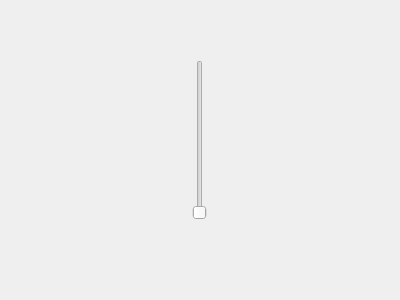
Hugo-NF/App_Ipiranga, file Ipiranga_GUI/UserPages/friendspage.ui: the form before one commit.
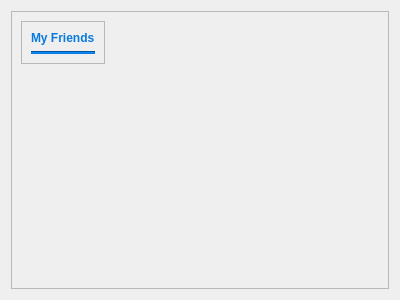
The form after the commit.

Commit message: novos Layouts criados

```diff
--- a/Ipiranga_GUI/UserPages/friendspage.ui
+++ b/Ipiranga_GUI/UserPages/friendspage.ui
@@ -10,22 +10,172 @@
     <height>300</height>
    </rect>
   </property>
+  <property name="sizePolicy">
+   <sizepolicy hsizetype="Expanding" vsizetype="Expanding">
+    <horstretch>0</horstretch>
+    <verstretch>0</verstretch>
+   </sizepolicy>
+  </property>
   <property name="windowTitle">
    <string>Form</string>
   </property>
-  <widget class="QSlider" name="verticalSlider">
-   <property name="geometry">
-    <rect>
-     <x>190</x>
-     <y>60</y>
-     <width>20</width>
-     <height>160</height>
-    </rect>
-   </property>
-   <property name="orientation">
-    <enum>Qt::Vertical</enum>
-   </property>
-  </widget>
+  <layout class="QVBoxLayout" name="verticalLayout">
+   <item>
+    <widget class="QScrollArea" name="scrollArea">
+     <property name="widgetResizable">
+      <bool>true</bool>
+     </property>
+     <widget class="QWidget" name="scrollAreaWidgetContents">
+      <property name="geometry">
+       <rect>
+        <x>0</x>
+        <y>0</y>
+        <width>378</width>
+        <height>278</height>
+       </rect>
+      </property>
+      <layout class="QGridLayout" name="gridLayout">
+       <item row="0" column="0">
+        <widget class="QFrame" name="frame">
+         <property name="maximumSize">
+          <size>
+           <width>16777215</width>
+           <height>50</height>
+          </size>
+         </property>
+         <property name="frameShape">
+          <enum>QFrame::StyledPanel</enum>
+         </property>
+         <property name="frameShadow">
+          <enum>QFrame::Raised</enum>
+         </property>
+         <layout class="QVBoxLayout" name="verticalLayout_4">
+          <item>
+           <widget class="QLabel" name="label">
+            <property name="maximumSize">
+             <size>
+              <width>16777215</width>
+              <height>50</height>
+             </size>
+            </property>
+            <property name="text">
+             <string>&lt;html&gt;&lt;head/&gt;&lt;body&gt;&lt;p&gt;&lt;span style=&quot; font-weight:600; color:#087add;&quot;&gt;My Friends&lt;/span&gt;&lt;/p&gt;&lt;/body&gt;&lt;/html&gt;</string>
+            </property>
+           </widget>
+          </item>
+          <item>
+           <widget class="Line" name="line">
+            <property name="styleSheet">
+             <string notr="true">background:rgb(8, 122, 221)</string>
+            </property>
+            <property name="orientation">
+             <enum>Qt::Horizontal</enum>
+            </property>
+           </widget>
+          </item>
+         </layout>
+        </widget>
+       </item>
+       <item row="1" column="0">
+        <layout class="QGridLayout" name="box_friends">
+         <item row="0" column="0">
+          <widget class="QLabel" name="label_2">
+           <property name="maximumSize">
+            <size>
+             <width>16777215</width>
+             <height>0</height>
+            </size>
+           </property>
+           <property name="text">
+            <string/>
+           </property>
+          </widget>
+         </item>
+         <item row="1" column="0">
+          <widget class="QLabel" name="label_3">
+           <property name="maximumSize">
+            <size>
+             <width>16777215</width>
+             <height>0</height>
+            </size>
+           </property>
+           <property name="text">
+            <string/>
+           </property>
+          </widget>
+         </item>
+         <item row="2" column="0">
+          <widget class="QLabel" name="label_4">
+           <property name="maximumSize">
+            <size>
+             <width>16777215</width>
+             <height>0</height>
+            </size>
+           </property>
+           <property name="text">
+            <string/>
+           </property>
+          </widget>
+         </item>
+         <item row="0" column="2">
+          <widget class="QLabel" name="label_6">
+           <property name="maximumSize">
+            <size>
+             <width>16777215</width>
+             <height>0</height>
+            </size>
+           </property>
+           <property name="text">
+            <string/>
+           </property>
+          </widget>
+         </item>
+         <item row="0" column="1">
+          <widget class="QLabel" name="label_5">
+           <property name="maximumSize">
+            <size>
+             <width>16777215</width>
+             <height>0</height>
+            </size>
+           </property>
+           <property name="text">
+            <string/>
+           </property>
+          </widget>
+         </item>
+        </layout>
+       </item>
+       <item row="2" column="0">
+        <spacer name="verticalSpacer">
+         <property name="orientation">
+          <enum>Qt::Vertical</enum>
+         </property>
+         <property name="sizeHint" stdset="0">
+          <size>
+           <width>20</width>
+           <height>40</height>
+          </size>
+         </property>
+        </spacer>
+       </item>
+       <item row="0" column="1">
+        <spacer name="horizontalSpacer">
+         <property name="orientation">
+          <enum>Qt::Horizontal</enum>
+         </property>
+         <property name="sizeHint" stdset="0">
+          <size>
+           <width>40</width>
+           <height>20</height>
+          </size>
+         </property>
+        </spacer>
+       </item>
+      </layout>
+     </widget>
+    </widget>
+   </item>
+  </layout>
  </widget>
  <resources/>
  <connections/>
```
The commit also changes 32 other files.
